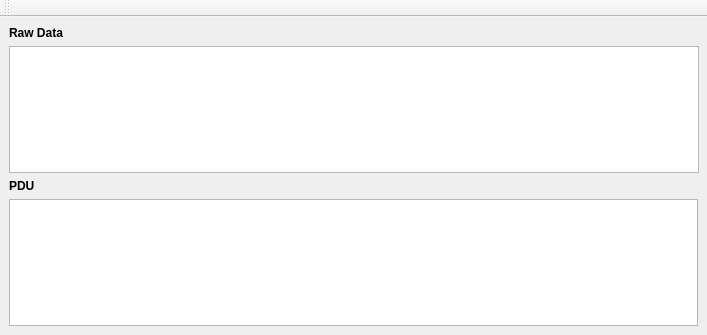
First picture: the form in forms/busmonitor.ui, repository ExplorerOL/QModbusExplorer, before the edit.
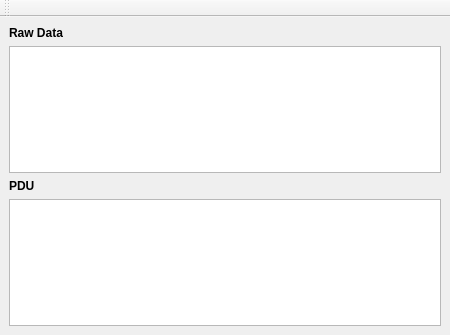
Second picture: the form after the edit. Icons and pictures are not drawn.

What changed in the file:
```diff
--- a/forms/busmonitor.ui
+++ b/forms/busmonitor.ui
@@ -9,13 +9,13 @@
    <rect>
     <x>0</x>
     <y>0</y>
-    <width>707</width>
+    <width>450</width>
     <height>335</height>
    </rect>
   </property>
   <property name="minimumSize">
    <size>
-    <width>707</width>
+    <width>450</width>
     <height>335</height>
    </size>
   </property>
@@ -47,8 +47,8 @@
        <widget class="QListView" name="lstRawData">
         <property name="minimumSize">
          <size>
-          <width>690</width>
-          <height>100</height>
+          <width>0</width>
+          <height>0</height>
          </size>
         </property>
         <property name="font">
```
